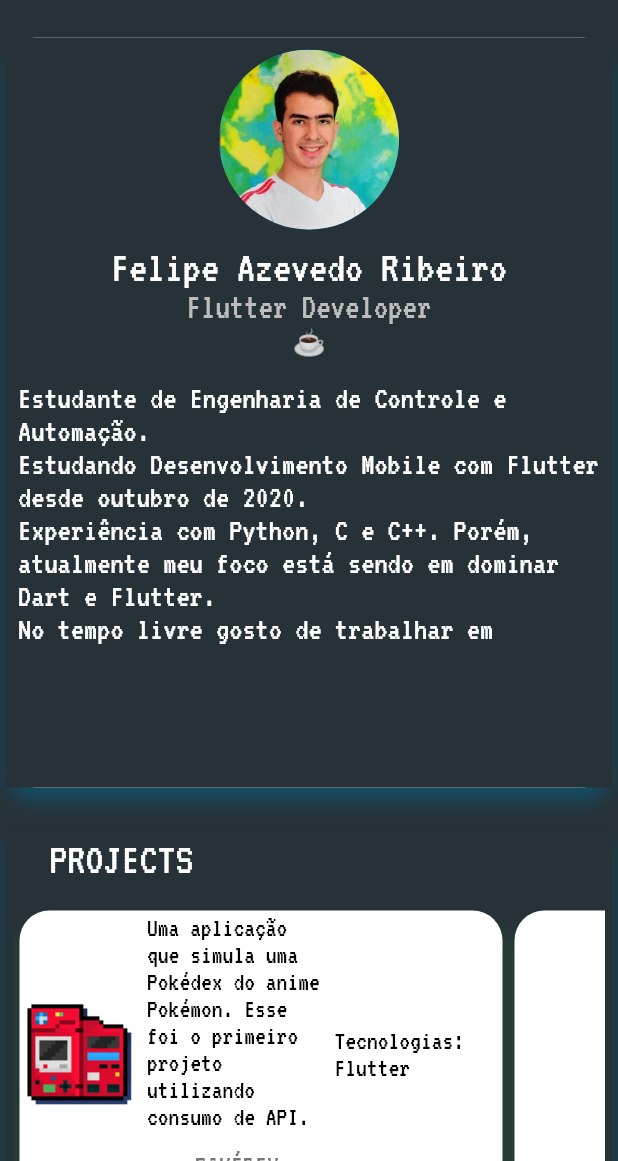
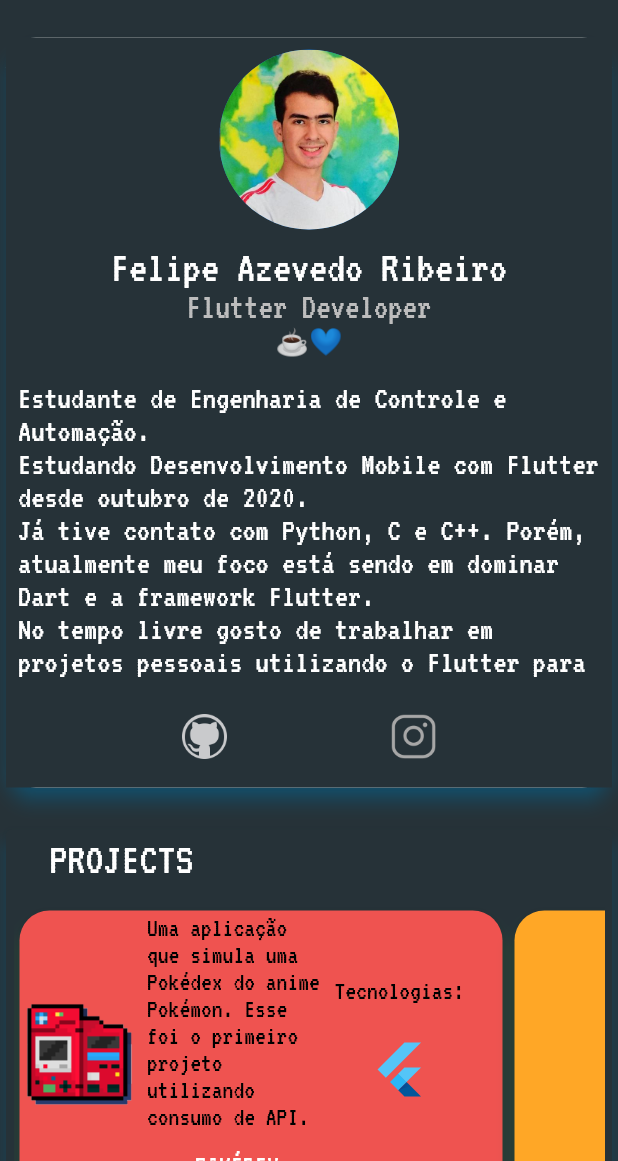
Before and after one commit to feliper2002/portfolio_dev, a Flutter app: the screen it shows after launch, on a phone screen of 412 x 824 dp, the part 75-1236 px from its top. Run offline on Flutter 3.47's test engine with Material 2 defaults, Android fonts, the phone set to English and light mode, and no system bars; our stand-ins replace google_fonts; missing offline and left inert: dart:html.

Commit message:
atualizando socialMedias, contacts...

```diff
--- a/lib/models/projects/projectCards.dart
+++ b/lib/models/projects/projectCards.dart
@@ -1,3 +1,5 @@
+import 'dart:ui';
+
 import 'package:flutter/material.dart';
 import 'package:portfolio/styles/textsyles.dart';
 import 'dart:html' as html;
@@ -69,10 +71,19 @@
                   ),
                 ],
               ),
-              Text(
-                'Tecnologias:\n'
-                '${widget.usedTechnologies}',
-                style: projectsCardAboutTextStyle,
+              Column(
+                children: [
+                  SizedBox(height: 45),
+                  Text(
+                    'Tecnologias:\n',
+                    //'${widget.usedTechnologies}',
+                    style: projectsCardAboutTextStyle,
+                  ),
+                  SizedBox(height: 5),
+                  FlutterLogo(
+                    size: 40,
+                  ),
+                ],
               ),
             ],
           ),
--- /dev/null
+++ b/lib/models/socialMedia/socialMediaIcon.dart
@@ -0,0 +1,41 @@
+import 'package:flutter/material.dart';
+import 'dart:html' as html;
+import 'package:portfolio/styles/textsyles.dart';
+
+class SMCard extends StatefulWidget {
+  SMCard({
+    Key key,
+    @required this.iconUrl,
+    @required this.iconImage,
+    this.label,
+  }) : super(key: key);
+
+  String iconUrl;
+  String label;
+  AssetImage iconImage;
+  @override
+  _SMCardState createState() => _SMCardState();
+}
+
+class _SMCardState extends State<SMCard> {
+  @override
+  Widget build(BuildContext context) {
+    return InkWell(
+      onTap: () {
+        html.window.open(
+          '${widget.iconUrl}',
+          '${widget.label}',
+        );
+      },
+      child: Container(
+        height: 30,
+        width: 30,
+        decoration: BoxDecoration(
+          image: DecorationImage(
+            image: widget.iconImage,
+          ),
+        ),
+      ),
+    );
+  }
+}
--- a/lib/pages/home/bottomBar.dart
+++ b/lib/pages/home/widgets/bottomBar.dart
@@ -27,7 +27,7 @@
         Container(
           child: Center(
             child: Text(
-              'Site desenvolvido por Felipe Ribeiro. 2020',
+              'felipe.developer - Felipe Ribeiro. 2020',
               style: creditsTextStyle,
             ),
           ),
--- a/lib/pages/home/myProjects.dart
+++ b/lib/pages/home/widgets/myProjects.dart
@@ -48,7 +48,7 @@
                     projectName: 'Pokédex',
                     projectUrl:
                         'https://github.com/feliper2002/pokedex-flutter-api',
-                    cardColor: Colors.white,
+                    cardColor: Colors.red[400],
                     cardShadowColor: Colors.green,
                     projectImage:
                         Image.asset('lib/assets/images/icon_pokedex.png'),
@@ -62,7 +62,7 @@
                     projectName: 'JoKenPo',
                     projectUrl:
                         'https://github.com/feliper2002/Projetos-Flutter/tree/main/jokenpo_app',
-                    cardColor: Colors.white,
+                    cardColor: Colors.orange[400],
                     cardShadowColor: Colors.green,
                     usedTechnologies: 'Flutter',
                   ),
@@ -73,7 +73,7 @@
                     projectName: 'Portfólio',
                     projectUrl:
                         'https://github.com/feliper2002/felipe.developer',
-                    cardColor: Colors.white,
+                    cardColor: Colors.blueAccent[400],
                     cardShadowColor: Colors.green,
                     usedTechnologies: 'Flutter Web',
                   ),
--- /dev/null
+++ b/lib/pages/home/widgets/socialMedias.dart
@@ -0,0 +1,28 @@
+import 'package:flutter/material.dart';
+import 'package:portfolio/models/socialMedia/socialMediaIcon.dart';
+import 'package:portfolio/styles/textsyles.dart';
+import 'dart:html' as html;
+
+class SocialMedias extends StatelessWidget {
+  const SocialMedias({Key key}) : super(key: key);
+
+  @override
+  Widget build(BuildContext context) {
+    return Row(
+      crossAxisAlignment: CrossAxisAlignment.center,
+      mainAxisAlignment: MainAxisAlignment.spaceEvenly,
+      children: [
+        SMCard(
+          iconUrl: 'https://github.com/feliper2002',
+          label: 'feliper2002',
+          iconImage: AssetImage('lib/assets/icons/github.png'),
+        ),
+        SMCard(
+          iconUrl: 'instagram.com/felipe.developer/',
+          label: 'felipe.developer',
+          iconImage: AssetImage('lib/assets/icons/instagram.webp'),
+        ),
+      ],
+    );
+  }
+}
--- a/lib/pages/home/studiesAndTech.dart
+++ b/lib/pages/home/widgets/studiesAndTech.dart
@@ -1,6 +1,8 @@
 import 'package:flutter/material.dart';
 import 'package:flutter/rendering.dart';
 import 'package:portfolio/styles/textsyles.dart';
+
+import 'socialMedias.dart';
 
 class StudiesAndTechnology extends StatefulWidget {
   StudiesAndTechnology({Key key}) : super(key: key);
@@ -43,21 +45,22 @@
                         'Flutter Developer',
                         style: flutterDev_style,
                       ),
-                      Text('☕', style: TextStyle(fontSize: 18)),
+                      Text('☕💙', style: TextStyle(fontSize: 18)),
                       SizedBox(height: 16),
                       Container(
-                        height: 180,
-                        width: 450,
+                        height: 200,
+                        width: 525,
                         child: Text(
                           'Estudante de Engenharia de Controle e Automação.\n'
                           'Estudando Desenvolvimento Mobile com Flutter desde outubro de 2020.\n'
-                          'Experiência com Python, C e C++. Porém, atualmente meu foco está sendo em dominar Dart e Flutter.\n'
-                          'No tempo livre gosto de trabalhar em projetos pessoais utilizando o Flutter para colocar conhecimentos em prática.',
+                          'Já tive contato com Python, C e C++. Porém, atualmente meu foco está sendo em dominar Dart e a framework Flutter.\n'
+                          'No tempo livre gosto de trabalhar em projetos pessoais utilizando o Flutter para colocar conhecimentos em prática.'
+                          '\nTambém estou me dedicando para aprender tecnologias de Gerenciamento de Estado, como o MobX.',
                           style: mainContainerTextStyle,
                         ),
                       ),
-                      SizedBox(height: 16),
-                      // SocialMedias(),
+                      SizedBox(height: 22),
+                      SocialMedias(),
                     ],
                   ),
                 ),
--- a/lib/styles/textsyles.dart
+++ b/lib/styles/textsyles.dart
@@ -22,7 +22,7 @@
 
 var projectCard_style = GoogleFonts.vt323(
   fontSize: 20,
-  color: Colors.grey[600],
+  color: Colors.white,
 );
 
 var projectsContainer_style = GoogleFonts.vt323(
```
Also changed, not shown: lib/pages/home/portfolio.dart (+4 -4 lines), lib/pages/home/socialMedias.dart (deleted, +0 -97 lines), lib/pages/home/widgets/contacts.dart (renamed from lib/pages/home/contacts.dart, +15 -2 lines).
